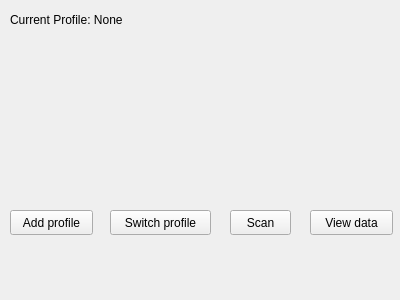
andreias144/3004Final, file menupage.ui: the form before one commit.
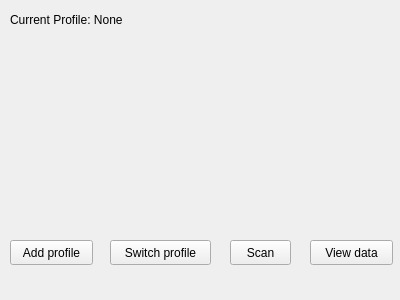
The form after the commit.

Commit message: added header divider line, added radotech image to menupage

The edit to the form file:
```diff
--- a/menupage.ui
+++ b/menupage.ui
@@ -17,7 +17,7 @@
    <property name="geometry">
     <rect>
      <x>10</x>
-     <y>210</y>
+     <y>240</y>
      <width>83</width>
      <height>25</height>
     </rect>
@@ -30,7 +30,7 @@
    <property name="geometry">
     <rect>
      <x>110</x>
-     <y>210</y>
+     <y>240</y>
      <width>101</width>
      <height>25</height>
     </rect>
@@ -43,7 +43,7 @@
    <property name="geometry">
     <rect>
      <x>230</x>
-     <y>210</y>
+     <y>240</y>
      <width>61</width>
      <height>25</height>
     </rect>
@@ -56,7 +56,7 @@
    <property name="geometry">
     <rect>
      <x>310</x>
-     <y>210</y>
+     <y>240</y>
      <width>83</width>
      <height>25</height>
     </rect>
@@ -78,6 +78,19 @@
     <string>Current Profile: None</string>
    </property>
   </widget>
+  <widget class="QGraphicsView" name="raDoTechImage">
+   <property name="geometry">
+    <rect>
+     <x>40</x>
+     <y>50</y>
+     <width>321</width>
+     <height>161</height>
+    </rect>
+   </property>
+   <property name="styleSheet">
+    <string notr="true">background-color: transparent</string>
+   </property>
+  </widget>
  </widget>
  <resources/>
  <connections/>
```
The commit also changes 8 other files.
